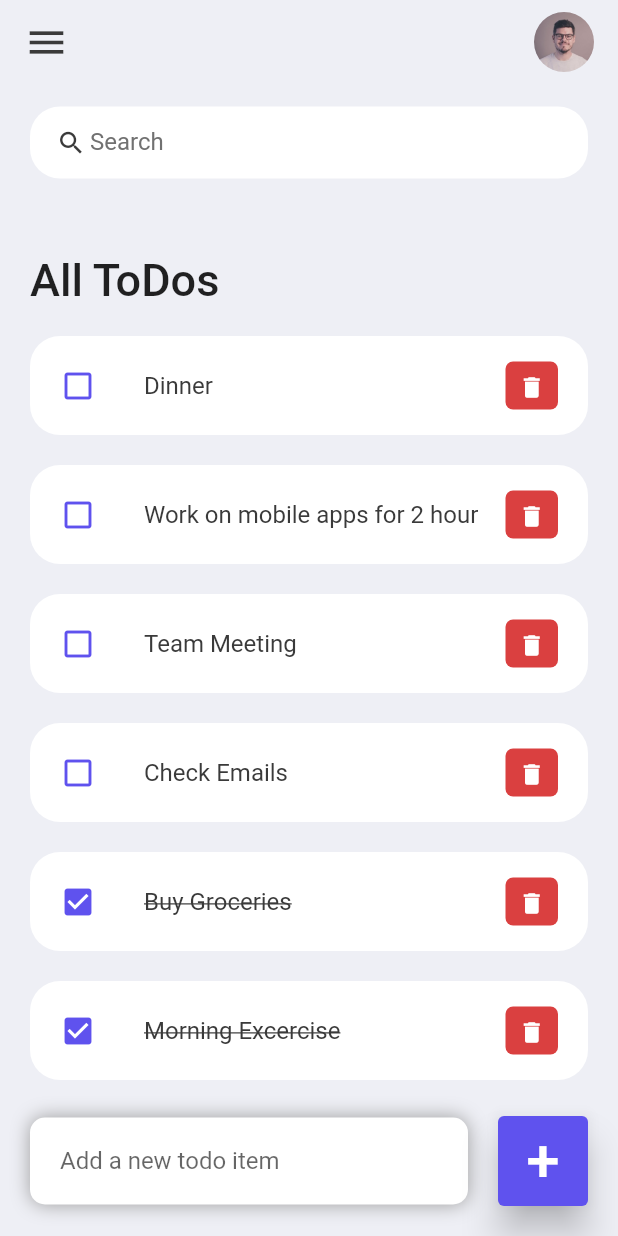
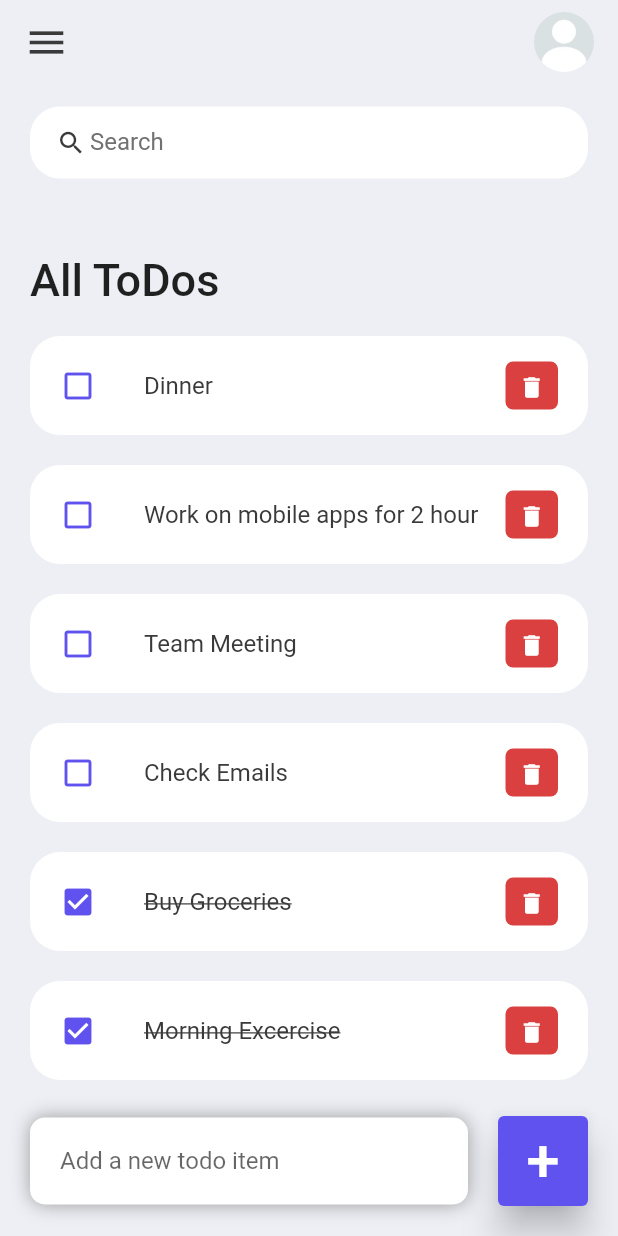
Before and after one commit to HarikrishnaRS/ToDo-App, a Flutter app: the screen it shows after launch, on a phone screen of 412 x 824 dp. Run offline on Flutter 3.47's test engine with Material 2 defaults, Android fonts, the phone set to English and light mode, and no system bars.

Commit message:
second_commit

```diff
--- a/lib/main.dart
+++ b/lib/main.dart
@@ -13,11 +13,11 @@ class MyApp extends StatelessWidget {
   @override
   Widget build(BuildContext context) {
     SystemChrome.setSystemUIOverlayStyle(
-        SystemUiOverlayStyle(statusBarColor: Colors.transparent));
+        const SystemUiOverlayStyle(statusBarColor: Colors.transparent));
     return MaterialApp(
       debugShowCheckedModeBanner: false,
       title: 'ToDo App',
-      home: Home(),
+      home: Home()  ,
     );
   }
 }
--- a/lib/screens/home.dart
+++ b/lib/screens/home.dart
@@ -210,7 +210,7 @@ class _HomeState extends State<Home> {
           width: 40,
           child: ClipRRect(
             borderRadius: BorderRadius.circular(20),
-            child: Image.asset('assets/images/avatar.jpeg'),
+            child: Image.asset('assets/images/avatar.jpg'),
           ),
         ),
       ]),
```
Also changed, not shown: assets/images/avatar.jpeg (deleted), assets/images/avatar.jpg (added), pubspec.lock.
